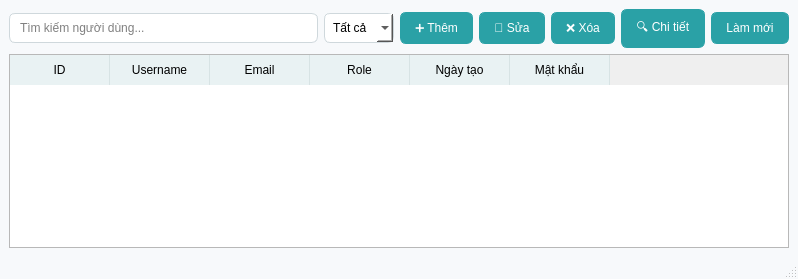
bichnga1845/MLBA_FinalProjectt, file final_ml/ui/ui_admin_user_management.ui: the form before one commit.
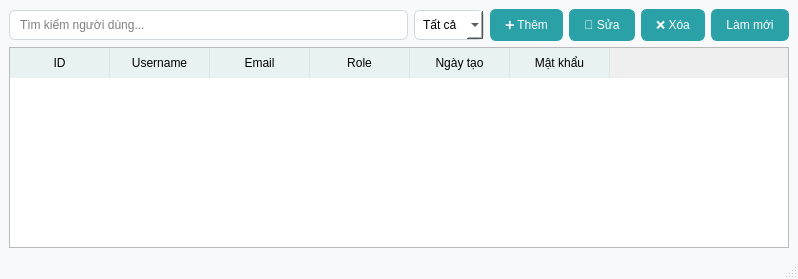
The form after the commit.

What changed in the file:
```diff
--- a/final_ml/ui/ui_admin_user_management.ui
+++ b/final_ml/ui/ui_admin_user_management.ui
@@ -80,13 +80,6 @@
         </property>
        </widget>
       </item>
-      <item>
-       <widget class="QPushButton" name="btnViewUser">
-        <property name="text">
-         <string>🔍 Chi tiết</string>
-        </property>
-       </widget>
-      </item>
       <item>
        <widget class="QPushButton" name="btnResetPassword">
         <property name="text">
```
